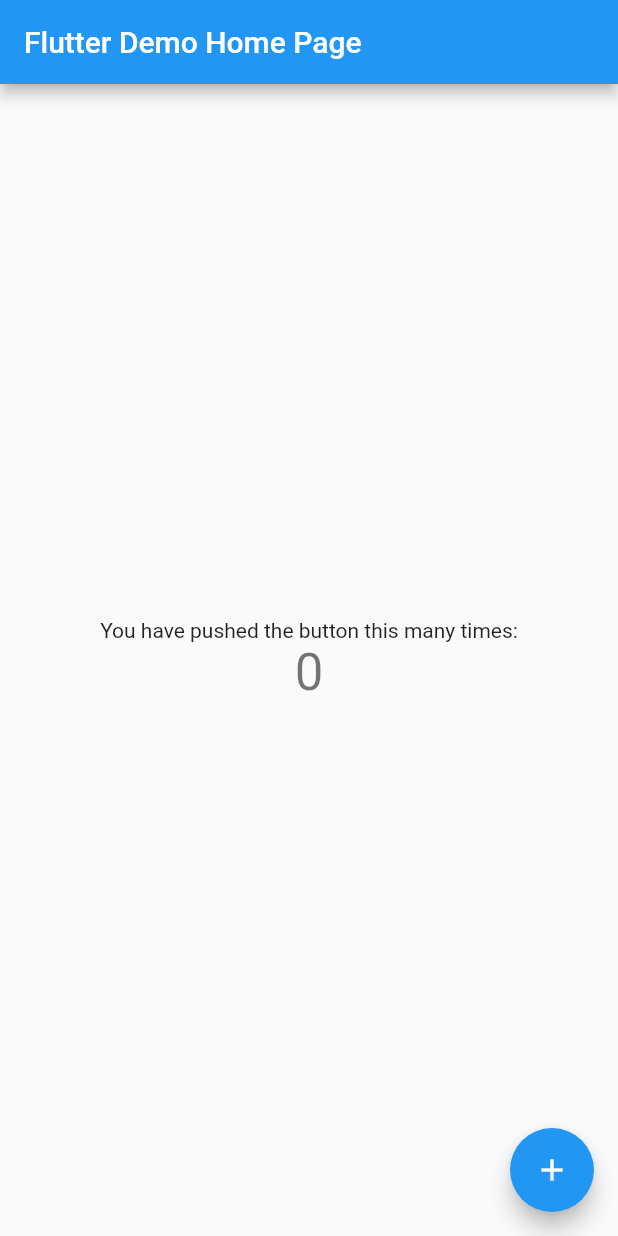
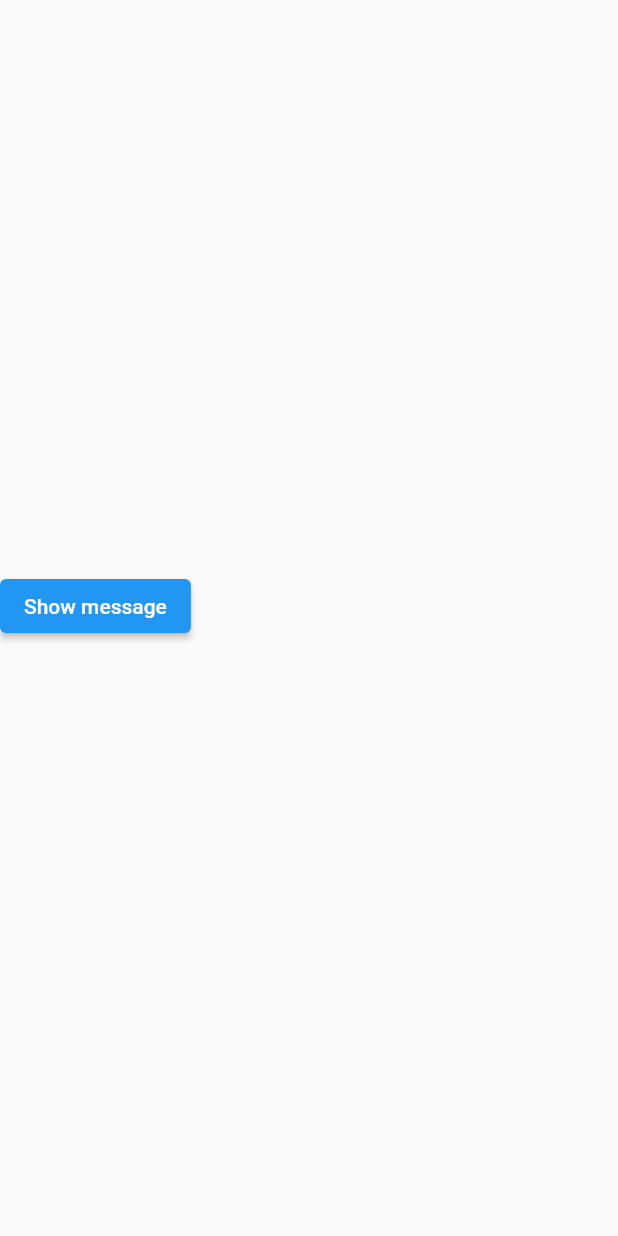
Before and after one commit to tanuj22333/practice, a Flutter app: the screen it shows after launch, on a phone screen of 412 x 824 dp. Run offline on Flutter 3.47's test engine with Material 2 defaults, Android fonts, the phone set to English and light mode, and no system bars.

Commit message:
message display test added

```diff
--- a/lib/main.dart
+++ b/lib/main.dart
@@ -1,4 +1,5 @@
 import 'package:flutter/material.dart';
+import 'package:fone/testViews/message_display.dart';
 
 void main() {
   runApp(const MyApp());
@@ -14,15 +15,15 @@
       theme: ThemeData(
         primarySwatch: Colors.blue,
       ),
-      home: const MyHomePage(title: 'Flutter Demo Home Page'),
+      // home: const MyHomePage(),
+      home: const MessageDisplay(),
     );
   }
 }
 
 class MyHomePage extends StatefulWidget {
-  const MyHomePage({super.key, required this.title});
+  const MyHomePage({super.key});
 
-  final String title;
 
   @override
   State<MyHomePage> createState() => _MyHomePageState();
@@ -41,7 +42,7 @@
   Widget build(BuildContext context) {
     return Scaffold(
       appBar: AppBar(
-        title: Text(widget.title),
+        title: Text('Counter App'),
       ),
       body: Center(
         child: Column(
--- /dev/null
+++ b/lib/testViews/message_display.dart
@@ -0,0 +1,33 @@
+import 'package:flutter/material.dart';
+
+class MessageDisplay extends StatefulWidget {
+  const MessageDisplay({super.key});
+
+  @override
+  MessageDisplayState createState() => MessageDisplayState();
+}
+
+class MessageDisplayState extends State<MessageDisplay> {
+  String message = '';
+
+  @override
+  Widget build(BuildContext context) {
+    return Scaffold(
+      body: Column(
+        mainAxisAlignment: MainAxisAlignment.center,
+        crossAxisAlignment: CrossAxisAlignment.center,
+        children: [
+          ElevatedButton(
+            onPressed: () {
+              setState(() {
+                message = 'Hello world';
+              });
+            },
+            child: Text('Show message'),
+          ),
+          Text(message),
+        ],
+      ),
+    );
+  }
+}
```
Also changed, not shown: 1 other file.
